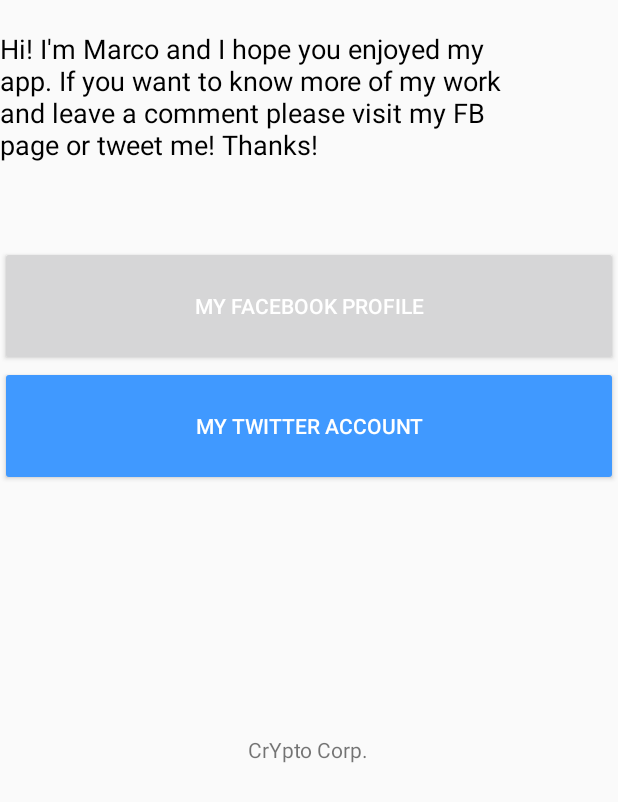
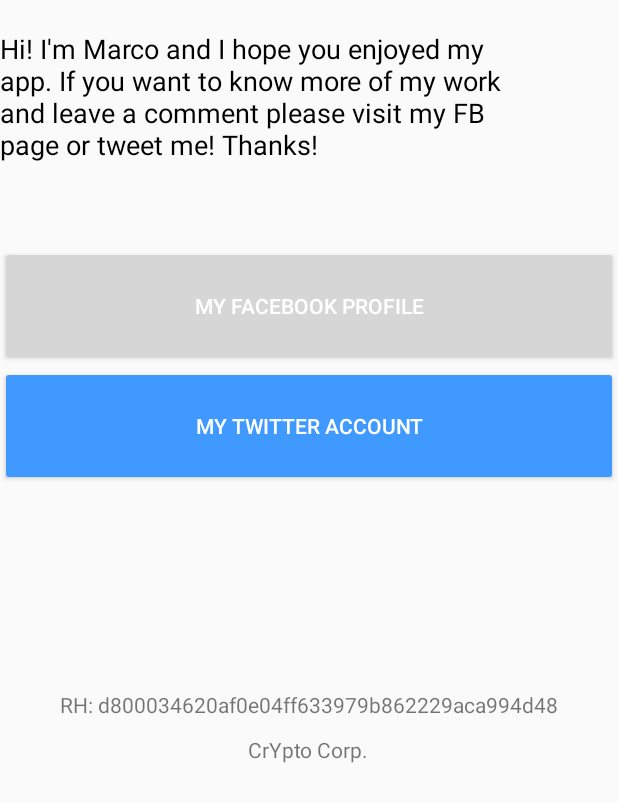
Before and after one commit to MarkOnTheRocks/CrYptus, an Android app: the CreditsActivity screen opened directly, with no data from a screen before it, on a phone screen of 412 x 824 dp. Shown: the top 802 px of the screen. Run offline under Robolectric (Android 15) with nearby library versions, the phone set to English and light mode, and no system bars; libraries missing offline, so code that uses them is left out: com.facebook.

Commit message:
Version 5.2.3 (beta)

```diff
--- a/app/src/main/res/layout/activity_credits.xml
+++ b/app/src/main/res/layout/activity_credits.xml
@@ -44,8 +44,8 @@
         android:layout_alignParentBottom="true"
         android:layout_alignParentLeft="true"
         android:layout_alignParentStart="true" />
+    </RelativeLayout>
 
-    </RelativeLayout>
     <TextView
         android:layout_width="wrap_content"
         android:layout_height="wrap_content"
@@ -58,4 +58,16 @@
         android:layout_centerHorizontal="true"
         android:layout_alignParentTop="true" />
 
+    <TextView
+        android:layout_width="wrap_content"
+        android:layout_height="wrap_content"
+        android:textAppearance="?android:attr/textAppearanceSmall"
+        android:layout_gravity="bottom"
+        android:text="RH: d800034620af0e04ff633979b862229aca994d48"
+        android:id="@+id/textView7"
+        android:layout_marginTop="460dp"
+        android:layout_weight="0.50"
+        android:layout_centerHorizontal="true"
+        android:layout_alignParentTop="true" />
+
 </RelativeLayout>
```
Also changed, not shown: 2 other files.
